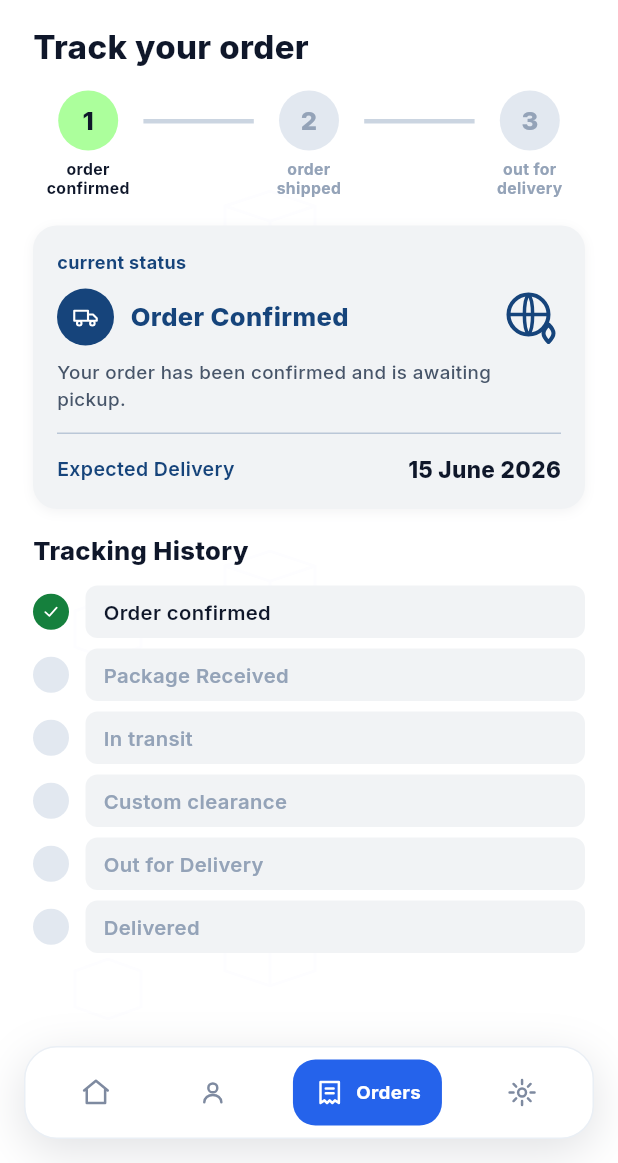
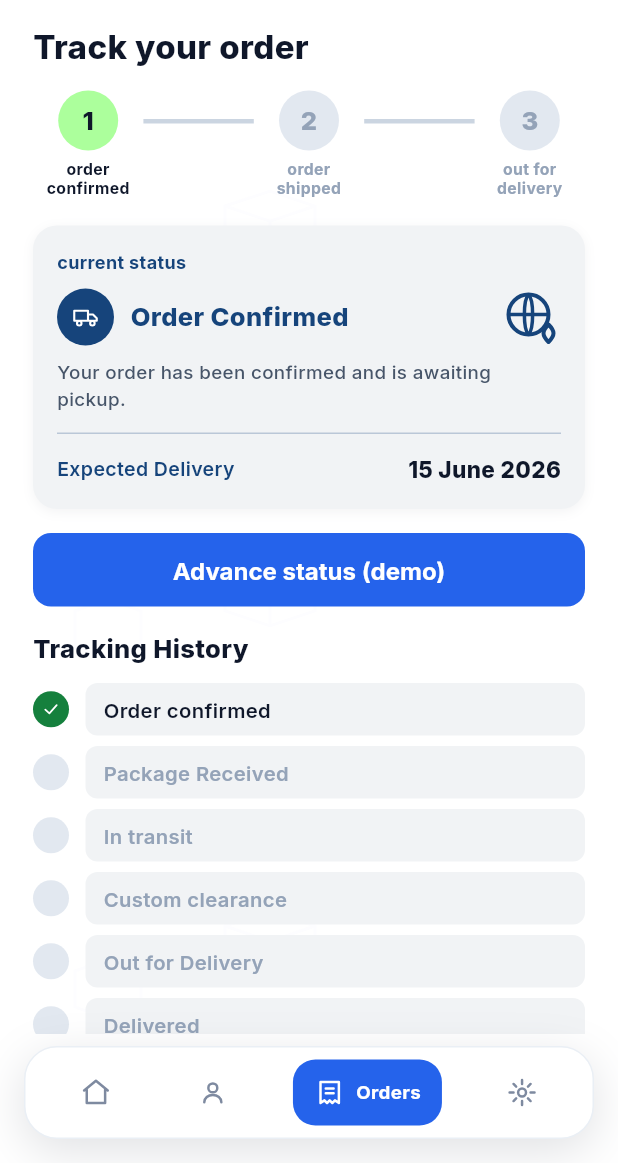
Before and after one commit to ahmedevsaad/Cart-Fly-App, a Flutter app: the CreateShipmentScreen screen opened by its route, scrolled down 66 dp, after a tap on "Add package", on a phone screen of 412 x 824 dp, the part 73-1236 px from its top. Run offline on Flutter 3.47's test engine with Material 3 defaults, Android fonts, the phone set to English and light mode, and no system bars; our stand-ins replace cloud_firestore, firebase_auth, firebase_core, flutter_svg, go_router, google_fonts and 2 more; missing offline and left inert: country_flags; accounts and stored records are empty.

Commit message:
feat(orders): real create -> track with status advance (FF Stage 4)
Co-Authored-By: Claude Opus 4.8 (1M context) <noreply@anthropic.com>

```diff
--- a/lib/data/models/order.dart
+++ b/lib/data/models/order.dart
@@ -22,6 +22,11 @@ class Order {
     this.lockerId,
     this.status = OrderStatus.placed,
     required this.createdAt,
+    this.store,
+    this.trackingNumber,
+    this.category,
+    this.declaredValue,
+    this.quantity,
   });
 
   final String id;
@@ -31,6 +36,11 @@ class Order {
   final String? lockerId;
   final OrderStatus status;
   final DateTime createdAt;
+  final String? store;
+  final String? trackingNumber;
+  final String? category;
+  final double? declaredValue;
+  final int? quantity;
 
   Map<String, dynamic> toMap() => {
         'title': title,
@@ -39,6 +49,11 @@ class Order {
         'lockerId': lockerId,
         'status': status.name,
         'createdAt': Timestamp.fromDate(createdAt),
+        if (store != null) 'store': store,
+        if (trackingNumber != null) 'trackingNumber': trackingNumber,
+        if (category != null) 'category': category,
+        if (declaredValue != null) 'declaredValue': declaredValue,
+        if (quantity != null) 'quantity': quantity,
       };
 
   factory Order.fromMap(String id, Map<String, dynamic> m) => Order(
@@ -52,9 +67,22 @@ class Order {
         status: OrderStatusX.fromId(m['status'] as String? ?? 'placed'),
         createdAt:
             (m['createdAt'] as Timestamp?)?.toDate() ?? DateTime.now(),
+        store: m['store'] as String?,
+        trackingNumber: m['trackingNumber'] as String?,
+        category: m['category'] as String?,
+        declaredValue: (m['declaredValue'] as num?)?.toDouble(),
+        quantity: (m['quantity'] as num?)?.toInt(),
       );
 
-  Order copyWith({OrderStatus? status}) => Order(
+  Order copyWith({
+    OrderStatus? status,
+    String? store,
+    String? trackingNumber,
+    String? category,
+    double? declaredValue,
+    int? quantity,
+  }) =>
+      Order(
         id: id,
         title: title,
         sourceCountry: sourceCountry,
@@ -62,5 +90,10 @@ class Order {
         lockerId: lockerId,
         status: status ?? this.status,
         createdAt: createdAt,
+        store: store ?? this.store,
+        trackingNumber: trackingNumber ?? this.trackingNumber,
+        category: category ?? this.category,
+        declaredValue: declaredValue ?? this.declaredValue,
+        quantity: quantity ?? this.quantity,
       );
 }
--- a/lib/features/shipments/create_shipment_screen.dart
+++ b/lib/features/shipments/create_shipment_screen.dart
@@ -6,6 +6,7 @@ import 'package:provider/provider.dart';
 import '../../widgets/icons/cf_icons.dart';
 
 import '../../data/lockers.dart';
+import '../../router/routes.dart';
 import '../../data/models/order.dart';
 import '../../data/warehouses.dart';
 import '../../state/orders_provider.dart';
@@ -94,8 +95,15 @@ class _CreateShipmentScreenState extends State<CreateShipmentScreen> {
         lockerId: _method == DeliveryMethod.locker ? _lockerId : null,
         status: OrderStatus.placed,
         createdAt: DateTime.now(),
+        store: _merchant.text.trim().isNotEmpty ? _merchant.text.trim() : null,
+        trackingNumber: _trackingNumber.text.trim().isNotEmpty
+            ? _trackingNumber.text.trim()
+            : null,
+        category: _category.label,
+        declaredValue: double.tryParse(_estimatedValue.text.trim()),
+        quantity: int.tryParse(_quantity.text.trim()),
       ));
-      if (mounted) context.pushReplacement('/orders/$id/track');
+      if (mounted) context.go(Routes.trackOrder.replaceFirst(':id', id));
     } finally {
       if (mounted) setState(() => _loading = false);
     }
--- a/lib/features/shipments/track_order_screen.dart
+++ b/lib/features/shipments/track_order_screen.dart
@@ -6,6 +6,7 @@ import '../../l10n/app_localizations.dart';
 import '../../state/orders_provider.dart';
 import '../../theme/app_colors.dart';
 import '../../theme/app_text.dart';
+import '../../widgets/cf_button.dart';
 import '../../widgets/cf_journey_nav.dart';
 import '../../widgets/cf_scaffold.dart';
 import '../../widgets/cf_states.dart';
@@ -24,17 +25,70 @@ class TrackOrderScreen extends StatelessWidget {
 
   @override
   Widget build(BuildContext context) {
-    final l = AppLocalizations.of(context)!;
     final orders = context.watch<OrdersProvider>().orders;
     final order = orders.where((o) => o.id == id).firstOrNull;
 
-    if (order == null) {
-      return CfScaffold(
-        topBar: const CfTopBar(),
-        bottomNav: cfJourneyNav(context),
-        body: const CfEmptyState(message: 'Order not found'),
-      );
+    // Order already in the live stream — render directly.
+    if (order != null) {
+      return _TrackBody(id: id, order: order);
     }
+
+    // Not in stream yet — fetch once from Firestore, then let stream take over.
+    return FutureBuilder<Order>(
+      future: context.read<OrdersProvider>().getOnce(id),
+      builder: (context, snap) {
+        if (snap.connectionState != ConnectionState.done) {
+          return CfScaffold(
+            topBar: const CfTopBar(),
+            bottomNav: cfJourneyNav(context),
+            body: const CfLoading(),
+          );
+        }
+        if (snap.hasError || !snap.hasData) {
+          return CfScaffold(
+            topBar: const CfTopBar(),
+            bottomNav: cfJourneyNav(context),
+            body: const CfEmptyState(message: 'Order not found'),
+          );
+        }
+        return _TrackBody(id: id, order: snap.data!);
+      },
+    );
+  }
+}
+
+// ──────────────────────────────────────────────────────────────────────────────
+// _TrackBody — actual content once order is resolved.
+// StatefulWidget so we can track async advance in-progress state.
+// ──────────────────────────────────────────────────────────────────────────────
+
+class _TrackBody extends StatefulWidget {
+  const _TrackBody({required this.id, required this.order});
+  final String id;
+  final Order order;
+
+  @override
+  State<_TrackBody> createState() => _TrackBodyState();
+}
+
+class _TrackBodyState extends State<_TrackBody> {
+  bool _advancing = false;
+
+  Future<void> _advance() async {
+    if (_advancing) return;
+    setState(() => _advancing = true);
+    try {
+      await context.read<OrdersProvider>().advance(widget.id);
+    } finally {
+      if (mounted) setState(() => _advancing = false);
+    }
+  }
+
+  @override
+  Widget build(BuildContext context) {
+    final l = AppLocalizations.of(context)!;
+    final order = widget.order;
+    final isDelivered = order.status == OrderStatus.delivered;
 
     return CfScaffold(
       topBar: const CfTopBar(),
@@ -61,6 +115,15 @@ class TrackOrderScreen extends StatelessWidget {
             // ── Current status card ───────────────────────────────────
             _CurrentStatusCard(status: order.status),
             const SizedBox(height: 16),
+
+            // ── Advance status button (hidden when delivered) ─────────
+            if (!isDelivered) ...[
+              CfButton(
+                label: _advancing ? '…' : l.advanceStatus,
+                onPressed: _advancing ? null : _advance,
+              ),
+              const SizedBox(height: 16),
+            ],
 
             // ── Tracking history ──────────────────────────────────────
             Text(
--- a/lib/l10n/app_ar.arb
+++ b/lib/l10n/app_ar.arb
@@ -234,5 +234,7 @@
   "verifyDemoHint": "رمز تجريبي: 000000",
   "verifyResend": "إعادة إرسال البريد",
   "verifyInvalidCode": "الرمز غير صحيح. يرجى المحاولة مجدداً.",
-  "errorAuthInvalidOtp": "رمز التحقق غير صحيح."
+  "errorAuthInvalidOtp": "رمز التحقق غير صحيح.",
+
+  "advanceStatus": "تقدم الحالة (تجريبي)"
 }
--- a/lib/l10n/app_en.arb
+++ b/lib/l10n/app_en.arb
@@ -238,5 +238,7 @@
   "verifyDemoHint": "Demo code: 000000",
   "verifyResend": "Resend email",
   "verifyInvalidCode": "Invalid code. Please try again.",
-  "errorAuthInvalidOtp": "Invalid verification code."
+  "errorAuthInvalidOtp": "Invalid verification code.",
+
+  "advanceStatus": "Advance status (demo)"
 }
--- a/lib/l10n/app_localizations.dart
+++ b/lib/l10n/app_localizations.dart
@@ -1402,6 +1402,12 @@ abstract class AppLocalizations {
   /// In en, this message translates to:
   /// **'Invalid verification code.'**
   String get errorAuthInvalidOtp;
+
+  /// No description provided for @advanceStatus.
+  ///
+  /// In en, this message translates to:
+  /// **'Advance status (demo)'**
+  String get advanceStatus;
 }
 
 class _AppLocalizationsDelegate extends LocalizationsDelegate<AppLocalizations> {
--- a/lib/l10n/app_localizations_ar.dart
+++ b/lib/l10n/app_localizations_ar.dart
@@ -669,4 +669,7 @@ class AppLocalizationsAr extends AppLocalizations {
 
   @override
   String get errorAuthInvalidOtp => 'رمز التحقق غير صحيح.';
+
+  @override
+  String get advanceStatus => 'تقدم الحالة (تجريبي)';
 }
--- a/lib/l10n/app_localizations_en.dart
+++ b/lib/l10n/app_localizations_en.dart
@@ -669,4 +669,7 @@ class AppLocalizationsEn extends AppLocalizations {
 
   @override
   String get errorAuthInvalidOtp => 'Invalid verification code.';
+
+  @override
+  String get advanceStatus => 'Advance status (demo)';
 }
--- a/lib/state/orders_provider.dart
+++ b/lib/state/orders_provider.dart
@@ -22,6 +22,7 @@ class OrdersProvider extends ChangeNotifier {
 
   Future<String> create(Order o) => _repo.create(o);
   Future<void> advance(String id) => _repo.advance(id);
+  Future<Order> getOnce(String id) => _repo.getOnce(id);
 
   @override
   void dispose() {
```
Also changed, not shown: lib/features/shipments/order_detail_screen.dart (+68 -0 lines), app-boot.png (deleted), app-home.png (deleted).
